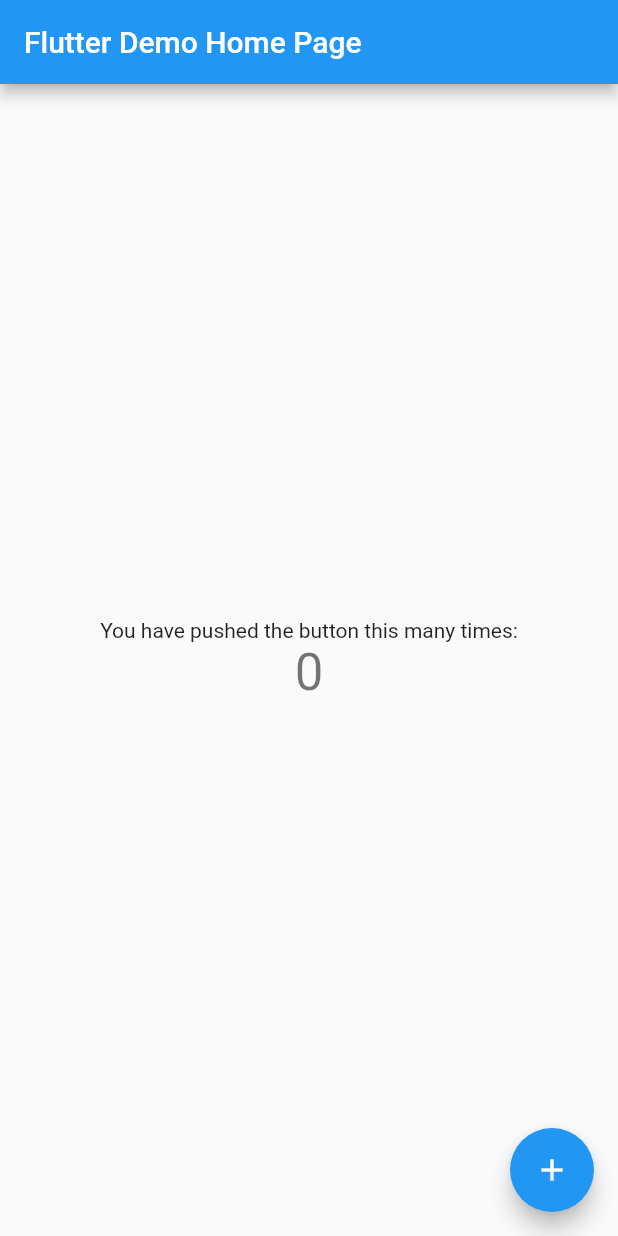
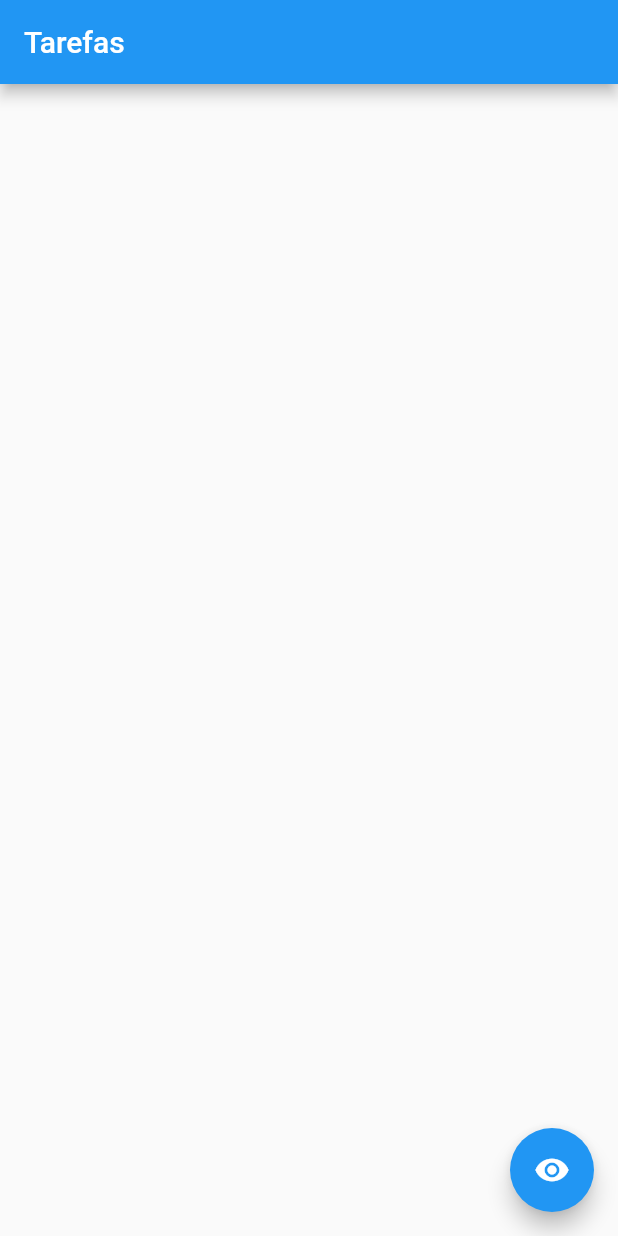
Before and after one commit to andre-alck/flutter_controller_navegacao_e_estados, a Flutter app: the screen it shows after launch, on a phone screen of 412 x 824 dp. Run offline on Flutter 3.47's test engine with Material 2 defaults, Android fonts, the phone set to English and light mode, and no system bars.

Commit message:
feat: clone from previous app

```diff
--- a/lib/main.dart
+++ b/lib/main.dart
@@ -1,115 +1,28 @@
 import 'package:flutter/material.dart';
 
+import 'screens/initial_screen.dart';
+
 void main() {
-  runApp(const MyApp());
+  runApp(
+    const MyApp(),
+  );
 }
 
 class MyApp extends StatelessWidget {
-  const MyApp({super.key});
+  const MyApp({
+    super.key,
+  });
 
-  // This widget is the root of your application.
   @override
-  Widget build(BuildContext context) {
+  Widget build(
+    BuildContext context,
+  ) {
     return MaterialApp(
       title: 'Flutter Demo',
       theme: ThemeData(
-        // This is the theme of your application.
-        //
-        // Try running your application with "flutter run". You'll see the
-        // application has a blue toolbar. Then, without quitting the app, try
-        // changing the primarySwatch below to Colors.green and then invoke
-        // "hot reload" (press "r" in the console where you ran "flutter run",
-        // or simply save your changes to "hot reload" in a Flutter IDE).
-        // Notice that the counter didn't reset back to zero; the application
-        // is not restarted.
         primarySwatch: Colors.blue,
       ),
-      home: const MyHomePage(title: 'Flutter Demo Home Page'),
+      home: const InitialScreen(),
     );
   }
 }
-
-class MyHomePage extends StatefulWidget {
-  const MyHomePage({super.key, required this.title});
-
-  // This widget is the home page of your application. It is stateful, meaning
-  // that it has a State object (defined below) that contains fields that affect
-  // how it looks.
-
-  // This class is the configuration for the state. It holds the values (in this
-  // case the title) provided by the parent (in this case the App widget) and
-  // used by the build method of the State. Fields in a Widget subclass are
-  // always marked "final".
-
-  final String title;
-
-  @override
-  State<MyHomePage> createState() => _MyHomePageState();
-}
-
-class _MyHomePageState extends State<MyHomePage> {
-  int _counter = 0;
-
-  void _incrementCounter() {
-    setState(() {
-      // This call to setState tells the Flutter framework that something has
-      // changed in this State, which causes it to rerun the build method below
-      // so that the display can reflect the updated values. If we changed
-      // _counter without calling setState(), then the build method would not be
-      // called again, and so nothing would appear to happen.
-      _counter++;
-    });
-  }
-
-  @override
-  Widget build(BuildContext context) {
-    // This method is rerun every time setState is called, for instance as done
-    // by the _incrementCounter method above.
-    //
-    // The Flutter framework has been optimized to make rerunning build methods
-    // fast, so that you can just rebuild anything that needs updating rather
-    // than having to individually change instances of widgets.
-    return Scaffold(
-      appBar: AppBar(
-        // Here we take the value from the MyHomePage object that was created by
-        // the App.build method, and use it to set our appbar title.
-        title: Text(widget.title),
-      ),
-      body: Center(
-        // Center is a layout widget. It takes a single child and positions it
-        // in the middle of the parent.
-        child: Column(
-          // Column is also a layout widget. It takes a list of children and
-          // arranges them vertically. By default, it sizes itself to fit its
-          // children horizontally, and tries to be as tall as its parent.
-          //
-          // Invoke "debug painting" (press "p" in the console, choose the
-          // "Toggle Debug Paint" action from the Flutter Inspector in Android
-          // Studio, or the "Toggle Debug Paint" command in Visual Studio Code)
-          // to see the wireframe for each widget.
-          //
-          // Column has various properties to control how it sizes itself and
-          // how it positions its children. Here we use mainAxisAlignment to
-          // center the children vertically; the main axis here is the vertical
-          // axis because Columns are vertical (the cross axis would be
-          // horizontal).
-          mainAxisAlignment: MainAxisAlignment.center,
-          children: <Widget>[
-            const Text(
-              'You have pushed the button this many times:',
-            ),
-            Text(
-              '$_counter',
-              style: Theme.of(context).textTheme.headline4,
-            ),
-          ],
-        ),
-      ),
-      floatingActionButton: FloatingActionButton(
-        onPressed: _incrementCounter,
-        tooltip: 'Increment',
-        child: const Icon(Icons.add),
-      ), // This trailing comma makes auto-formatting nicer for build methods.
-    );
-  }
-}
--- /dev/null
+++ b/lib/screens/initial_screen.dart
@@ -0,0 +1,69 @@
+import 'package:flutter/material.dart';
+
+import '../components/task.dart';
+
+class InitialScreen extends StatefulWidget {
+  const InitialScreen({
+    Key? key,
+  }) : super(
+          key: key,
+        );
+
+  @override
+  State<InitialScreen> createState() => _InitialScreenState();
+}
+
+class _InitialScreenState extends State<InitialScreen> {
+  bool opacity = false;
+  @override
+  Widget build(BuildContext context) {
+    return Scaffold(
+      appBar: AppBar(
+        title: const Text(
+          'Tarefas',
+        ),
+      ),
+      body: AnimatedOpacity(
+        opacity: opacity ? 1 : 0,
+        duration: const Duration(
+          milliseconds: 1000,
+        ),
+        child: ListView(
+          children: const [
+            Task(
+              'Learn Flutter',
+              'assets/images/dash.png',
+              5,
+            ),
+            Task(
+              'Ride a bike',
+              'assets/images/bike.webp',
+              2,
+            ),
+            Task(
+              'Meditate',
+              'assets/images/meditar.jpeg',
+              5,
+            ),
+          ],
+        ),
+      ),
+      floatingActionButton: FloatingActionButton(
+        child: opacity
+            ? const Icon(
+                Icons.visibility_off,
+              )
+            : const Icon(
+                Icons.visibility,
+              ),
+        onPressed: () {
+          setState(
+            () {
+              opacity = !opacity;
+            },
+          );
+        },
+      ),
+    );
+  }
+}
```
Also changed, not shown: lib/components/difficulty.dart (added, +45 -0 lines), lib/components/task.dart (added, +132 -0 lines), lib/minha_primeira_tela.dart (added, +90 -0 lines), pubspec.yaml (+49 -48 lines), assets/images/bike.webp (added), assets/images/dash.png (added), assets/images/jogar.jpg (added), assets/images/livro.jpg (added), assets/images/meditar.jpeg (added), certificado.png (added), pubspec.lock, 22 other files.
